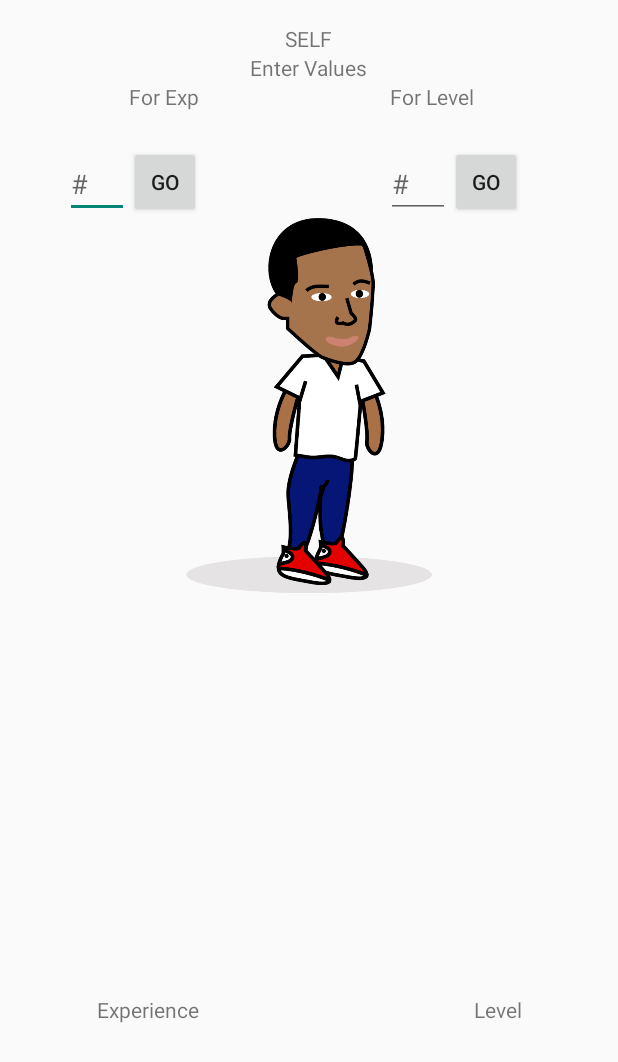
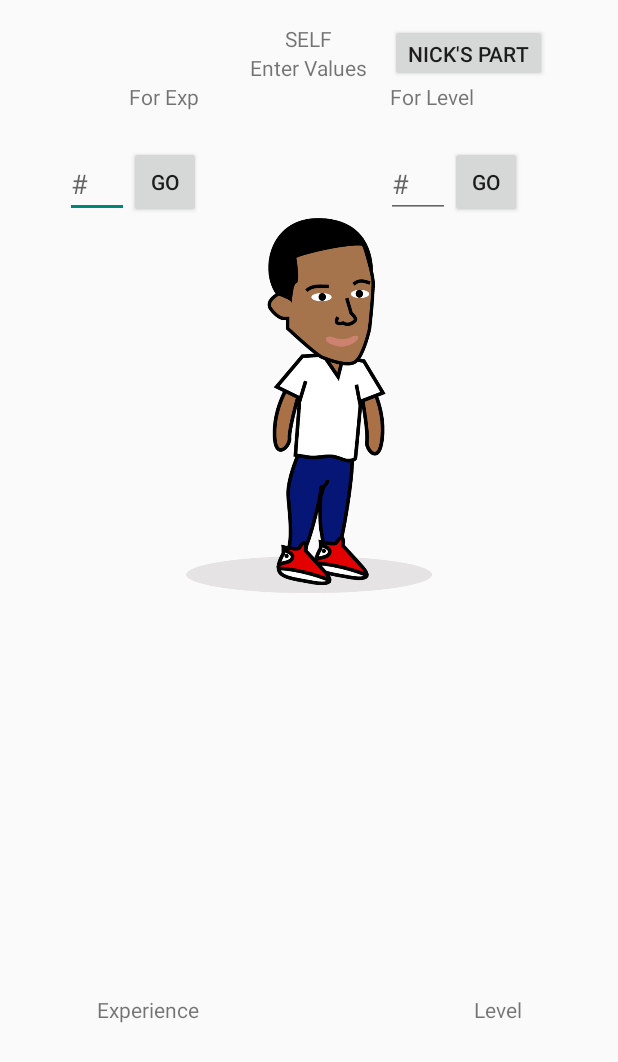
Before and after one commit to Ncarm828/Content_Provider_Sample, an Android app: the screen it shows after launch (home), on a phone screen of 412 x 824 dp. Shown: the top 1062 px of the screen. Run offline under Robolectric (Android 15) with nearby library versions, the phone set to English and light mode, and no system bars.

Commit message:
Simple Btn added to Nick's Part

```diff
--- a/app/src/main/java/appsandmaps/temple/edu/content_provider/home.java
+++ b/app/src/main/java/appsandmaps/temple/edu/content_provider/home.java
@@ -3,6 +3,7 @@ package appsandmaps.temple.edu.content_provider;
 import android.app.Activity;
 import android.app.FragmentManager;
 import android.app.FragmentTransaction;
+import android.content.Intent;
 import android.os.Bundle;
 import android.view.View;
 import android.widget.Button;
@@ -12,7 +13,7 @@ import android.widget.EditText;
 public class home extends Activity {
 
     EditText etExp, etLevel;
-    Button btnExp, btnLevel;
+    Button btnExp, btnLevel,btnNick;
 
     @Override
     protected void onCreate(Bundle savedInstanceState) {
@@ -51,5 +52,15 @@ public class home extends Activity {
                 fragmentTransaction.commit();
             }
         });
+
+        btnNick = (Button)findViewById(R.id.button2);
+
+       btnNick.setOnClickListener(new View.OnClickListener() {
+           @Override
+           public void onClick(View v) {
+               Intent i = new Intent(home.this,MainActivity.class);
+               startActivity(i);
+           }
+       });
     }
 }
--- a/app/src/main/res/layout/activity_home.xml
+++ b/app/src/main/res/layout/activity_home.xml
@@ -131,6 +131,14 @@
         android:layout_toLeftOf="@+id/textView3"
         android:layout_toStartOf="@+id/textView3" />
 
+    <Button
+        style="?android:attr/buttonStyleSmall"
+        android:layout_width="wrap_content"
+        android:layout_height="wrap_content"
+        android:text="NICK&apos;s Part"
+        android:id="@+id/button2"
+        android:layout_above="@+id/textView6"
+        android:layout_alignStart="@+id/textView6" />
 
 
 </RelativeLayout>
```
